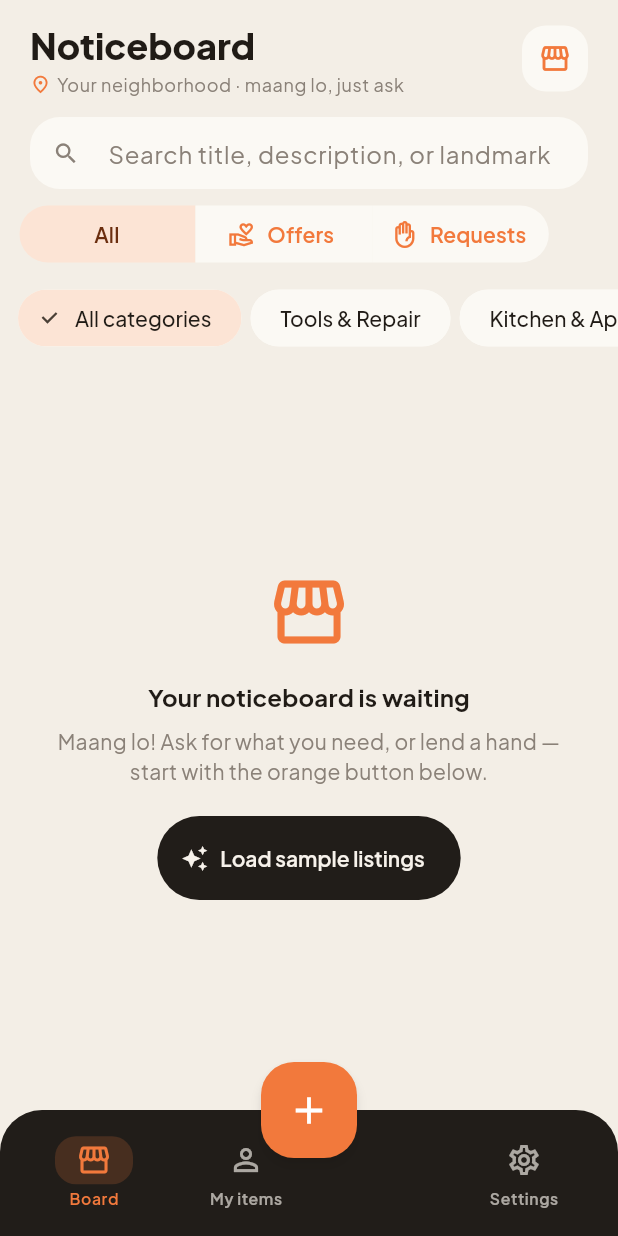
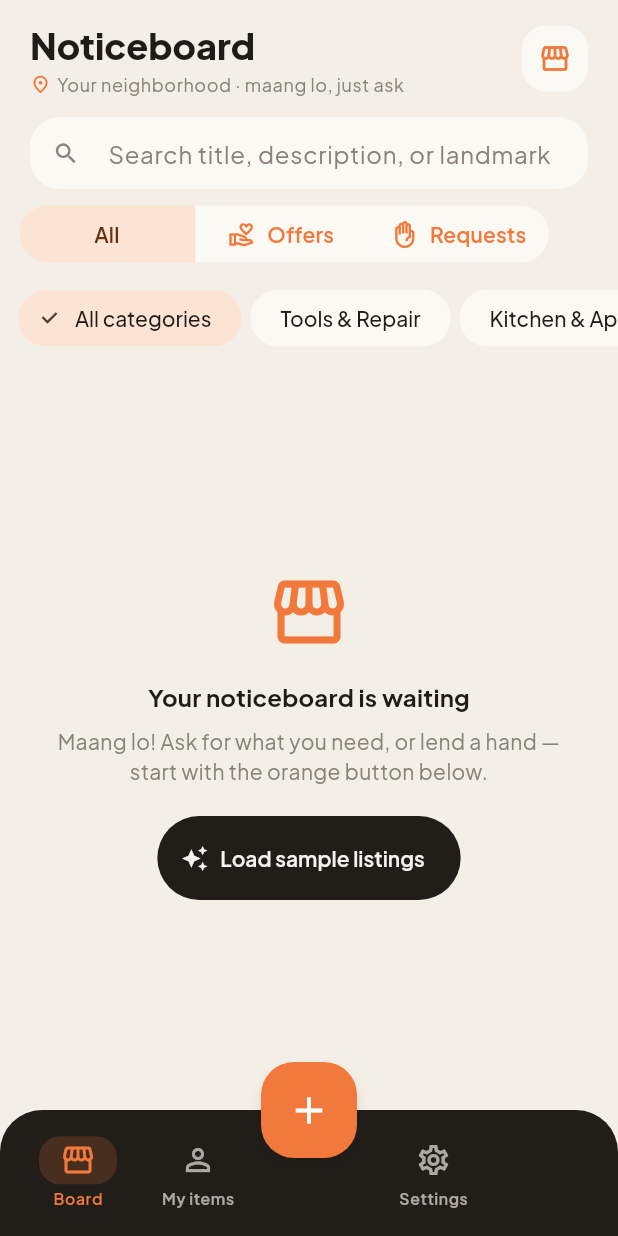
Before and after one commit to rishika-pixeldust/mangwalo, a Flutter app: the HomeShell screen opened directly, on a phone screen of 412 x 824 dp. Run offline on Flutter 3.47's test engine with Material 3 defaults, Android fonts, the phone set to English and light mode, and no system bars; our stand-ins replace flutter_riverpod, hive_ce, hive_ce_flutter, image_picker; accounts and stored records are empty.

Commit message:
Center the docked FAB gap and balance nav destinations
The nav row now splits into two equal halves around the 76px center
gap, so the gap aligns exactly with the screen-centered FAB; the lone
right-side destination packs toward the gap to mirror the left pair,
pulling My items and Settings equidistant from the + button. Items
shrink 92 -> 80px — the wider pair overflowed the half by 19px on a
430px viewport (silently clipped in release, caught by the golden
harness). Frames, gallery, and demo video regenerated.

Co-Authored-By: Claude Fable 5 <noreply@anthropic.com>

```diff
--- a/lib/src/core/widgets/night_nav_bar.dart
+++ b/lib/src/core/widgets/night_nav_bar.dart
@@ -38,7 +38,10 @@ class NightNavBar extends StatelessWidget {
 
     Widget item(int index, NightNavDestination d) {
       final selected = index == selectedIndex;
-      return Expanded(
+      // 80px: two items + the 76px center gap fit a 430px phone width
+      // with even spacing (a 92px pair overflowed the half by 19px).
+      return SizedBox(
+        width: 80,
         child: Semantics(
           label: d.label,
           button: true,
@@ -101,13 +104,33 @@ class NightNavBar extends StatelessWidget {
         top: false,
         child: Padding(
           padding: const EdgeInsets.fromLTRB(12, 10, 12, 10),
+          // Two equal halves around a fixed center gap, so the gap — and
+          // the FAB docked at screen center — land exactly in the middle,
+          // with destinations balanced evenly on each side.
           child: Row(
             children: [
-              for (var i = 0; i < left.length; i++) item(i, left[i]),
-              // Gap under the docked center action.
-              const SizedBox(width: 84),
-              for (var i = 0; i < right.length; i++)
-                item(left.length + i, right[i]),
+              Expanded(
+                child: Row(
+                  mainAxisAlignment: MainAxisAlignment.spaceEvenly,
+                  children: [
+                    for (var i = 0; i < left.length; i++) item(i, left[i]),
+                  ],
+                ),
+              ),
+              const SizedBox(width: 76),
+              Expanded(
+                child: Row(
+                  // Packed toward the center gap so a lone destination
+                  // mirrors the left pair's distance from the FAB instead
+                  // of drifting to the far edge.
+                  mainAxisAlignment: MainAxisAlignment.start,
+                  children: [
+                    const SizedBox(width: 5),
+                    for (var i = 0; i < right.length; i++)
+                      item(left.length + i, right[i]),
+                  ],
+                ),
+              ),
             ],
           ),
         ),
```
